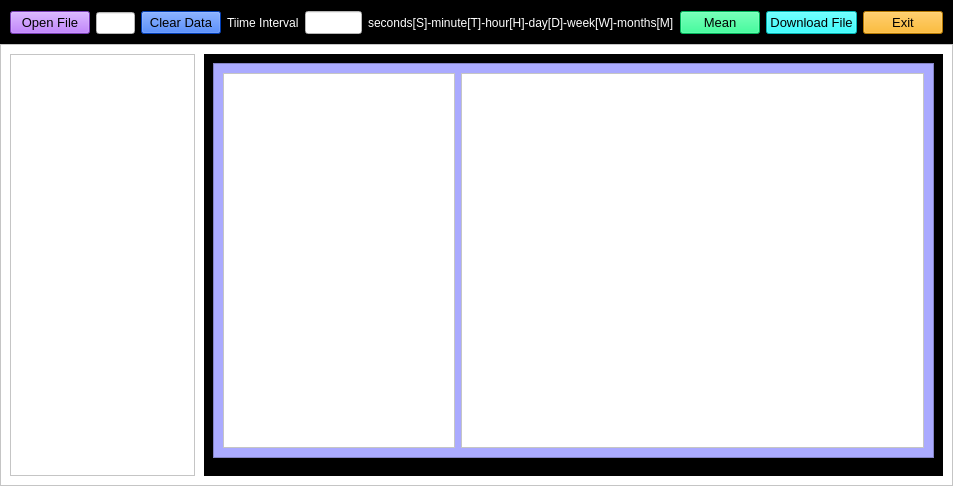
First picture: the form in project_mp25.ui, repository quisperomario/project_of_pm2_5, before the edit.
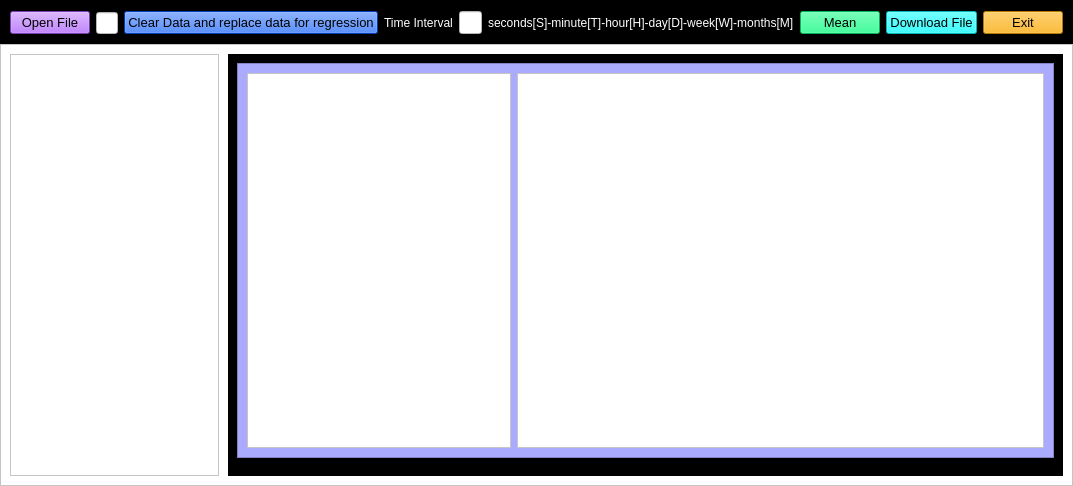
Second picture: the form after the edit.

Commit message: modify project beacuse add clean data for mean

```diff
--- a/project_mp25.ui
+++ b/project_mp25.ui
@@ -96,7 +96,7 @@
           <string notr="true">background-color: rgb(0, 85, 255);</string>
          </property>
          <property name="text">
-          <string>Clear Data</string>
+          <string>Clear Data and replace data for regression</string>
          </property>
         </widget>
        </item>
@@ -106,7 +106,7 @@
           <string notr="true">color: rgb(255, 255, 255);</string>
          </property>
          <property name="text">
-          <string>Tiime Interval</string>
+          <string>Time Interval</string>
          </property>
         </widget>
        </item>
```
The commit also changes 3 other files.
